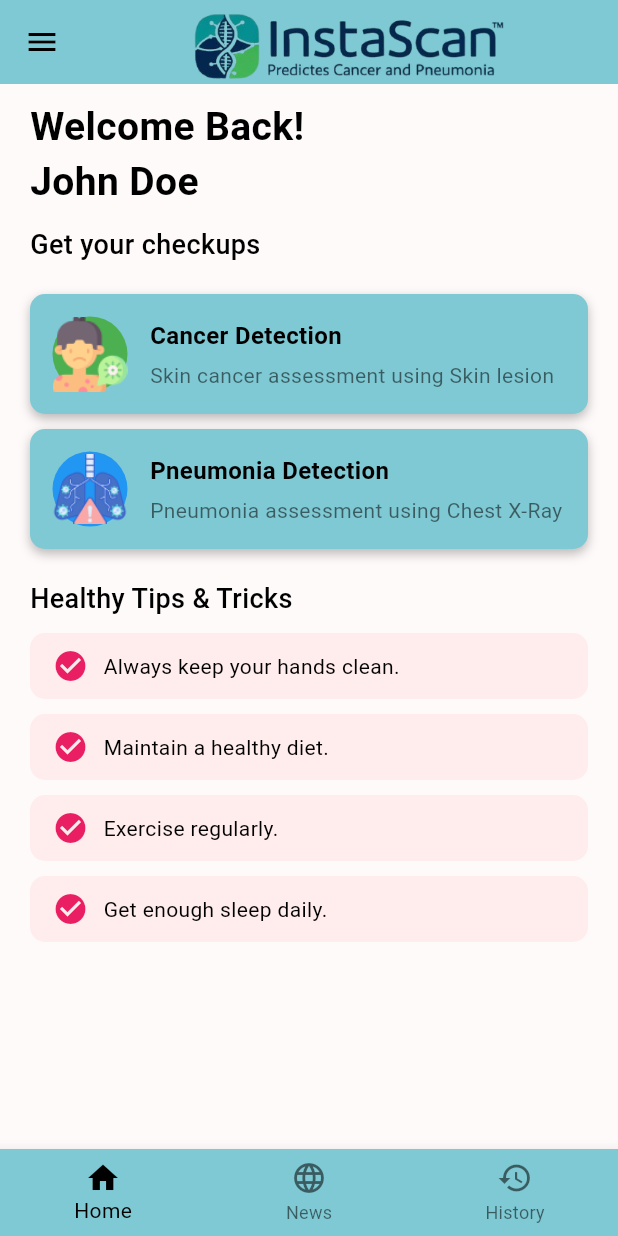
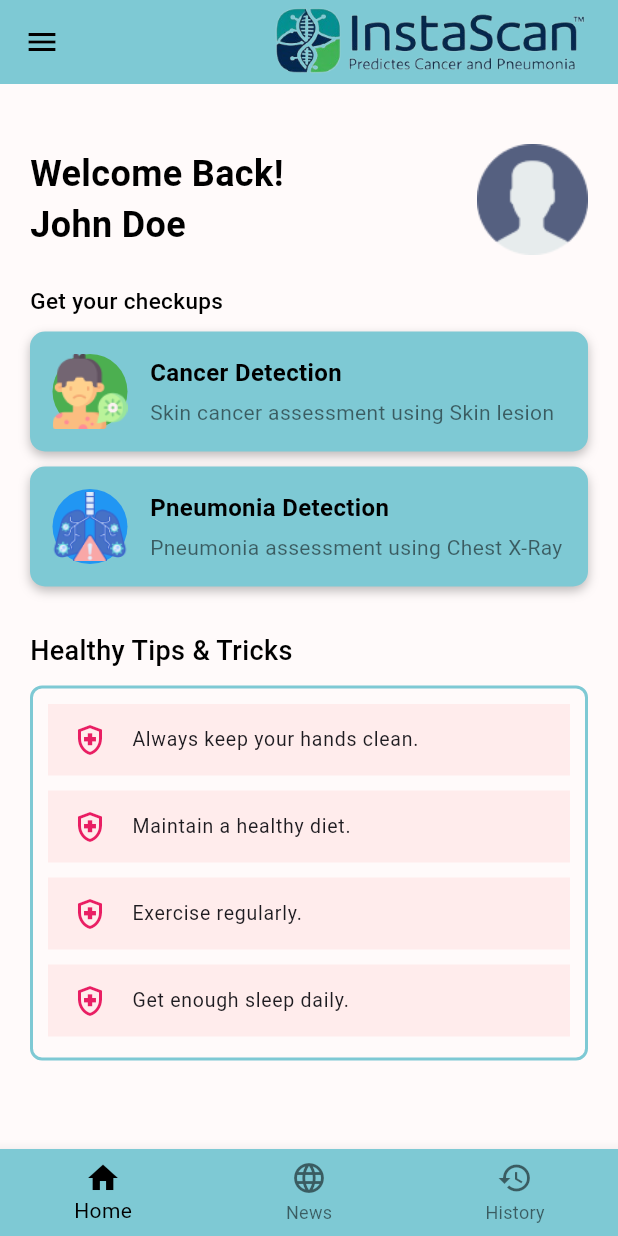
Before and after one commit to AlphaShiv7781/InstaScan, a Flutter app: the HomeScreen screen opened directly, on a phone screen of 412 x 824 dp. Run offline on Flutter 3.47's test engine with Material 3 defaults, Android fonts, the phone set to English and light mode, and no system bars; our stand-ins replace animate_do, animated_text_kit.

Commit message:
changes are done

```diff
--- /dev/null
+++ b/lib/constants/constant.dart
@@ -0,0 +1,22 @@
+final List<String> tips = [
+  "Always keep your hands clean.",
+  "Maintain a healthy diet.",
+  "Exercise regularly.",
+  "Get enough sleep daily.",
+  "Drink plenty of water to stay hydrated.",
+  "Eat fruits and vegetables every day.",
+  "Take breaks to stretch during long sitting sessions.",
+  "Wash your hands before eating.",
+  "Limit your intake of sugary drinks.",
+  "Practice mindfulness or meditation for mental well-being.",
+  "Avoid smoking and excessive alcohol consumption.",
+  "Wear sunscreen to protect your skin from UV damage.",
+  "Take regular eye breaks when using screens.",
+  "Incorporate whole grains into your meals.",
+  "Schedule regular health check-ups.",
+  "Focus on maintaining good posture.",
+  "Replace processed snacks with healthy alternatives like nuts.",
+  "Avoid skipping breakfast to maintain energy levels.",
+  "Stay socially connected to reduce stress.",
+  "Keep a consistent sleep schedule, even on weekends.",
+];
--- /dev/null
+++ b/lib/custom_widgets/dashboard_option_card.dart
@@ -0,0 +1,61 @@
+import 'package:flutter/material.dart';
+class DashBoardOptionCard extends StatelessWidget {
+  const DashBoardOptionCard({super.key, required this.title, required this.subtitle, required this.color, required this.icon});
+  final String title;
+  final String subtitle;
+  final Color color;
+  final String icon;
+  @override
+  Widget build(BuildContext context) {
+    return Container(
+      decoration: BoxDecoration(
+        color: Color(0xFF7EC9D4),
+        borderRadius: BorderRadius.circular(10),
+        boxShadow: [
+          BoxShadow(
+            color: Colors.black26,
+            blurRadius: 5,
+            offset: const Offset(0, 3),
+          ),
+        ],
+      ),
+      padding: const EdgeInsets.all(15),
+      child: Row(
+        children: [
+          CircleAvatar(
+            radius: 25,
+            backgroundColor: color,
+            child: Image.asset(
+              icon,
+            ),
+          ),
+          const SizedBox(width: 15),
+          Expanded(
+            child: Column(
+              crossAxisAlignment: CrossAxisAlignment.start,
+              children: [
+                Text(
+                  title,
+                  style: const TextStyle(
+                    fontSize: 16,
+                    fontWeight: FontWeight.bold,
+                    color: Colors.black,
+                  ),
+                ),
+                const SizedBox(height: 5),
+                Text(
+                  subtitle,
+                  style: const TextStyle(
+                    fontSize: 14,
+                    fontWeight: FontWeight.w400,
+                    color: Colors.black54,
+                  ),
+                ),
+              ],
+            ),
+          ),
+        ],
+      ),
+    );
+  }
+}
--- /dev/null
+++ b/lib/custom_widgets/healthy_tipstrick_box.dart
@@ -0,0 +1,38 @@
+import 'package:flutter/material.dart';
+import 'package:instascan/constants/constant.dart';
+class HealthyTipsTrickBox extends StatefulWidget {
+  const HealthyTipsTrickBox({super.key});
+
+  @override
+  State<HealthyTipsTrickBox> createState() => _HealthyTipsTrickBoxState();
+}
+
+class _HealthyTipsTrickBoxState extends State<HealthyTipsTrickBox> {
+  @override
+  Widget build(BuildContext context) {
+    return Container(
+      height: 250,
+      decoration: BoxDecoration(
+        border: Border.all(color: Color(0xFF7EC9D4), width: 2),
+        borderRadius: BorderRadius.circular(8),
+      ),
+      child: Padding(
+        padding: const EdgeInsets.all(10),
+        child: ListView.separated(
+          shrinkWrap: true,
+          itemCount: 20, // Number of items
+          itemBuilder: (context, index) {
+            return Container(
+              color: Color(0xFFFFECEC),
+              child: ListTile(
+                dense: true,
+                leading: Icon(Icons.health_and_safety_outlined , color: Colors.pink,),
+                title: Text(tips[index]),
+              ),
+            );
+          }, separatorBuilder: (BuildContext context, int index) {  return SizedBox(height: 10); },
+        ),
+      ),
+    );
+  }
+}
--- a/lib/screens/auth_screens/signin_screen.dart
+++ b/lib/screens/auth_screens/signin_screen.dart
@@ -62,7 +62,6 @@ class _SignInScreenState extends State<SignInScreen> {
               //Sign-In Button
               InkWell(
                 onTap: (){
-
                   Navigator.push(context, MaterialPageRoute(builder: (context) => HomeScreen()),
                   );
                 },
--- a/lib/screens/auth_screens/signup_screen.dart
+++ b/lib/screens/auth_screens/signup_screen.dart
@@ -1,5 +1,6 @@
 import 'package:flutter/material.dart';
 import 'package:instascan/custom_widgets/text_formfield.dart';
+import 'package:instascan/screens/dashboard_screens/home_screen.dart';
 class SignUpScreen extends StatefulWidget {
   const SignUpScreen({super.key});
 
@@ -129,10 +130,10 @@ class _SignUpScreenState extends State<SignUpScreen> {
                 height: 10,
               ),
 
-              //Sign-In Button
+              //Sign-Up Button
               InkWell(
                 onTap: (){
-
+                   Navigator.push(context, MaterialPageRoute(builder: (context)=>HomeScreen()));
                 },
                 child: Container(
                   decoration: BoxDecoration(
--- a/lib/screens/dashboard_screens/home_screen.dart
+++ b/lib/screens/dashboard_screens/home_screen.dart
@@ -1,4 +1,6 @@
 import 'package:flutter/material.dart';
+import 'package:instascan/custom_widgets/dashboard_option_card.dart';
+import 'package:instascan/custom_widgets/healthy_tipstrick_box.dart';
 
 class HomeScreen extends StatelessWidget {
   const HomeScreen({Key? key}) : super(key: key);
@@ -15,51 +17,78 @@ class HomeScreen extends StatelessWidget {
             // Handle menu action
           },
         ),
-        title: const Image(image: AssetImage('assets/images/Logo.png'))
+
+        actions: [
+          Padding(
+            padding: EdgeInsets.only(right: 20),
+            child: Image(
+              image: AssetImage(
+                  'assets/images/Logo2.png'),
             ),
+          ),
+        ],
+      ),
+
       backgroundColor: const Color(0xFFFFFAFA),
-      body: SingleChildScrollView(
+
+      body: SafeArea(
+        child: SingleChildScrollView(
           child: Padding(
-          padding: const EdgeInsets.symmetric(horizontal: 20.0, vertical: 10.0),
+            padding: const EdgeInsets.fromLTRB(20, 40, 20, 0),
             child: Column(
               crossAxisAlignment: CrossAxisAlignment.start,
               children: [
                 // Welcome Text
+                Row(
+                  mainAxisAlignment: MainAxisAlignment.spaceBetween,
+                  children: [
                     const Text(
                       "Welcome Back!\nJohn Doe",
                       style: TextStyle(
-                  fontSize: 26,
+                        fontSize: 24,
                         fontWeight: FontWeight.bold,
                         color: Colors.black,
                       ),
                     ),
-              const SizedBox(height: 10),
+                    Image(
+                      image: AssetImage(
+                        'assets/images/User.png'
+                    ),
+                    ),
+                  ],
+                ),
+                const SizedBox(height: 20),
                 const Text(
                   "Get your checkups",
                   style: TextStyle(
-                  fontSize: 18,
+                    fontSize: 15,
                     fontWeight: FontWeight.w500,
                     color: Colors.black,
                   ),
                 ),
-              const SizedBox(height: 20),
+
+
+                const SizedBox(height: 10),
                 // Detection Cards
-              _buildDetectionCard(
-                context,
+
+                DashBoardOptionCard(
                   title: 'Cancer Detection',
                   subtitle: 'Skin cancer assessment using Skin lesion',
                   icon: 'assets/images/skincancer.png',
                   color: Colors.green,
                 ),
+
                 const SizedBox(height: 10),
-              _buildDetectionCard(
-                context,
+
+                DashBoardOptionCard(
                   title: 'Pneumonia Detection',
                   subtitle: 'Pneumonia assessment using Chest X-Ray',
                   icon: 'assets/images/pneumonia.png',
                   color: Colors.blue,
                 ),
-              const SizedBox(height: 20),
+
+
+                const SizedBox(height: 30),
                 // Healthy Tips Section
                 const Text(
                   "Healthy Tips & Tricks",
@@ -70,8 +99,9 @@ class HomeScreen extends StatelessWidget {
                   ),
                 ),
                 const SizedBox(height: 10),
-              _buildTipsList(),
+                HealthyTipsTrickBox(),
               ],
+            ),
           ),
         ),
       ),
@@ -97,102 +127,4 @@ class HomeScreen extends StatelessWidget {
       ),
     );
   }
-
-  // Helper to build detection cards
-  Widget _buildDetectionCard(BuildContext context,
-      {required String title,
-        required String subtitle,
-        required String icon,
-        required Color color}) {
-    return Container(
-      decoration: BoxDecoration(
-        color: Color(0xFF7EC9D4),
-        borderRadius: BorderRadius.circular(10),
-        boxShadow: [
-          BoxShadow(
-            color: Colors.black26,
-            blurRadius: 5,
-            offset: const Offset(0, 3),
-          ),
-        ],
-      ),
-      padding: const EdgeInsets.all(15),
-      child: Row(
-        children: [
-          CircleAvatar(
-            radius: 25,
-            backgroundColor: color,
-            child: Image.asset(
-                icon,
-            ),
-          ),
-          const SizedBox(width: 15),
-          Expanded(
-            child: Column(
-              crossAxisAlignment: CrossAxisAlignment.start,
-              children: [
-                Text(
-                  title,
-                  style: const TextStyle(
-                    fontSize: 16,
-                    fontWeight: FontWeight.bold,
-                    color: Colors.black,
-                  ),
-                ),
-                const SizedBox(height: 5),
-                Text(
-                  subtitle,
-                  style: const TextStyle(
-                    fontSize: 14,
-                    fontWeight: FontWeight.w400,
-                    color: Colors.black54,
-                  ),
-                ),
-              ],
-            ),
-          ),
-        ],
-      ),
-    );
 }
-
-  // Helper to build tips list
-  Widget _buildTipsList() {
-    final List<String> tips = [
-      "Always keep your hands clean.",
-      "Maintain a healthy diet.",
-      "Exercise regularly.",
-      "Get enough sleep daily.",
-    ];
-
-    return Column(
-      children: tips
-          .map(
-            (tip) => Container(
-          margin: const EdgeInsets.only(bottom: 10),
-          decoration: BoxDecoration(
-            color: Color(0xFFFFECEC),
-            borderRadius: BorderRadius.circular(10),
-          ),
-          padding: const EdgeInsets.symmetric(horizontal: 15, vertical: 10),
-          child: Row(
-            children: [
-              const Icon(Icons.check_circle, color: Colors.pink),
-              const SizedBox(width: 10),
-              Expanded(
-                child: Text(
-                  tip,
-                  style: const TextStyle(
-                    fontSize: 14,
-                    color: Colors.black,
-                  ),
-                ),
-              ),
-            ],
-          ),
-        ),
-      )
-          .toList(),
-    );
-  }
-}
--- a/pubspec.yaml
+++ b/pubspec.yaml
@@ -61,6 +61,7 @@ flutter:
 
   # To add assets to your application, add an assets section, like this:
   assets:
+     - assets/images/
      - assets/images/Logo.png
      - assets/images/skincancer.png
      - assets/images/pneumonia.png
```
Also changed, not shown: assets/images/Logo2.png (added), assets/images/User.png (added). Lines whose indentation alone changed are shown as unchanged.
